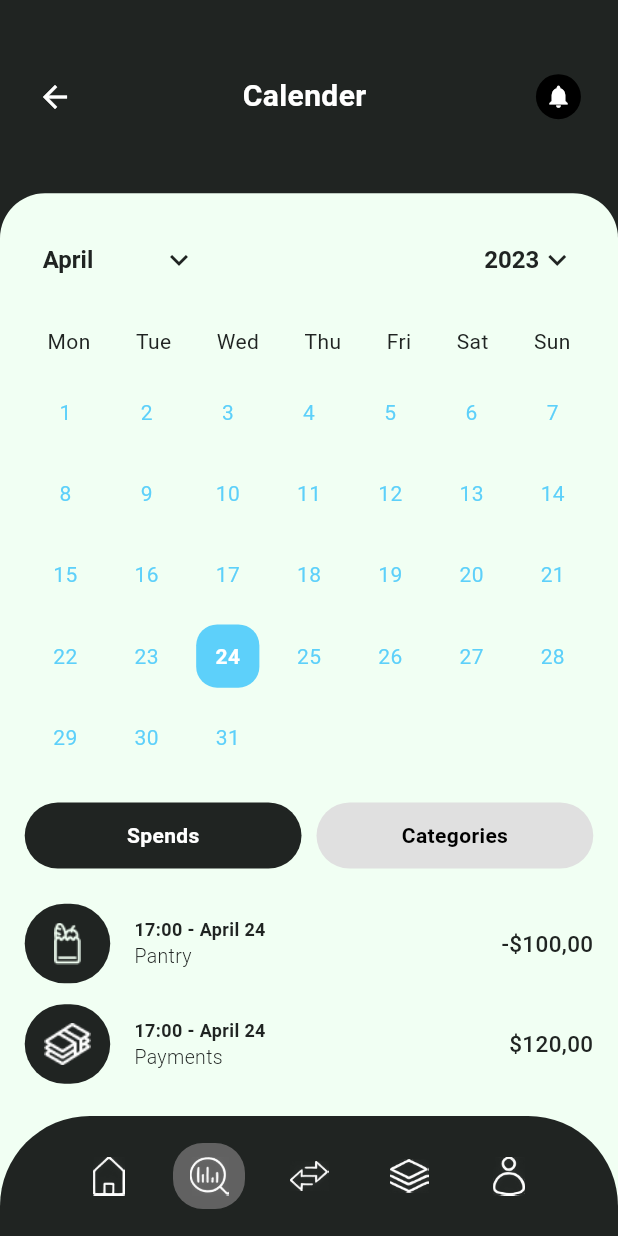
After one commit to dyeafsnsein/SBMA, a Flutter app: the CalendarPage screen opened directly, on a phone screen of 412 x 824 dp. The commit adds this screen. Run offline on Flutter 3.47's test engine with Material 3 defaults, Android fonts, the light colour scheme and no system bars; our stand-ins replace fl_chart; Roboto replaces fonts that are missing (Poppins).

Commit message:
added calendar widget

```diff
--- /dev/null
+++ b/lib/pages/Calendar.dart
@@ -0,0 +1,344 @@
+import 'package:flutter/material.dart';
+import 'package:flutter/services.dart';
+import 'components/bottom_nav_bar.dart';
+import 'components/transaction_list.dart';
+import 'components/CalenderPieChart.dart'; // Import the CategoryPieChart
+
+class CalendarPage extends StatefulWidget {
+  const CalendarPage({Key? key}) : super(key: key);
+
+  @override
+  State<CalendarPage> createState() => _CalendarPageState();
+}
+
+class _CalendarPageState extends State<CalendarPage> {
+  final List<String> _iconPaths = [
+    'lib/pages/assets/Home.png',
+    'lib/pages/assets/Analysis.png',
+    'lib/pages/assets/Transactions.png',
+    'lib/pages/assets/Categories.png',
+    'lib/pages/assets/Profile.png',
+  ];
+
+  final List<String> _months = [
+    'January', 'February', 'March', 'April', 'May', 'June',
+    'July', 'August', 'September', 'October', 'November', 'December'
+  ];
+
+  final List<String> _years = ['2023', '2024', '2025', '2026', '2027'];
+
+  String _selectedMonth = 'April';
+  String _selectedYear = '2023';
+  int _selectedDay = 24;
+  bool _showSpends = true;
+
+  // For TransactionList
+  final List<Map<String, String>> _transactions = [
+    {
+      'icon': 'lib/pages/assets/Pantry.png',
+      'title': 'Groceries',
+      'time': '17:00 - April 24',
+      'category': 'Pantry',
+      'amount': '-\$100,00',
+    },
+    {
+      'icon': 'lib/pages/assets/Salary.png',
+      'title': 'Others',
+      'time': '17:00 - April 24',
+      'category': 'Payments',
+      'amount': '\$120,00',
+    },
+  ];
+
+  // For CategoryPieChart
+  final List<Map<String, dynamic>> _categories = [
+    {
+      'name': 'Others',
+      'percentage': 79,
+      'color': const Color(0xFF202422),
+    },
+    {
+      'name': 'Groceries',
+      'percentage': 10,
+      'color': const Color(0xFFBBBBBB),
+    },
+    {
+      'name': 'Other',
+      'percentage': 11,
+      'color': const Color(0xFF333333),
+    },
+  ];
+
+  @override
+  Widget build(BuildContext context) {
+    final screenHeight = MediaQuery.of(context).size.height;
+    final screenWidth = MediaQuery.of(context).size.width;
+
+    return AnnotatedRegion<SystemUiOverlayStyle>(
+      value: SystemUiOverlayStyle.light.copyWith(
+        statusBarColor: Colors.transparent,
+        statusBarIconBrightness: Brightness.light,
+      ),
+      child: Scaffold(
+        backgroundColor: const Color(0xFF202422),
+        body: Stack(
+          children: [
+            Column(
+              children: [
+                // Header
+                SafeArea(
+                  child: Padding(
+                    padding: EdgeInsets.symmetric(
+                      horizontal: screenWidth * 0.06,
+                      vertical: screenHeight * 0.06,
+                    ),
+                    child: Row(
+                      mainAxisAlignment: MainAxisAlignment.spaceBetween,
+                      children: [
+                        GestureDetector(
+                          onTap: () => Navigator.pop(context),
+                          child: const Icon(
+                            Icons.arrow_back,
+                            color: Colors.white,
+                          ),
+                        ),
+                        const Text(
+                          'Calender',
+                          style: TextStyle(
+                            fontFamily: 'Poppins',
+                            fontSize: 20,
+                            fontWeight: FontWeight.w600,
+                            color: Colors.white,
+                          ),
+                        ),
+                        Container(
+                          width: 30,
+                          height: 30,
+                          decoration: BoxDecoration(
+                            color: Colors.black,
+                            borderRadius: BorderRadius.circular(15),
+                          ),
+                          child: const Icon(
+                            Icons.notifications,
+                            color: Colors.white,
+                            size: 18,
+                          ),
+                        ),
+                      ],
+                    ),
+                  ),
+                ),
+
+                // Main content
+                Expanded(
+                  child: Container(
+                    decoration: const BoxDecoration(
+                      color: Color(0xFFF1FFF3),
+                      borderRadius: BorderRadius.only(
+                        topLeft: Radius.circular(30),
+                        topRight: Radius.circular(30),
+                      ),
+                    ),
+                    child: Padding(
+                      padding: EdgeInsets.all(screenWidth * 0.04),
+                      child: Column(
+                        children: [
+                          // Month and Year selectors
+                          Row(
+                            mainAxisAlignment: MainAxisAlignment.spaceBetween,
+                            children: [
+                              _buildDropdown(_selectedMonth, _months, (value) {
+                                setState(() {
+                                  _selectedMonth = value!;
+                                });
+                              }),
+                              _buildDropdown(_selectedYear, _years, (value) {
+                                setState(() {
+                                  _selectedYear = value!;
+                                });
+                              }),
+                            ],
+                          ),
+                          SizedBox(height: screenHeight * 0.02),
+
+                          // Calendar grid
+                          _buildCalendarGrid(),
+                          SizedBox(height: screenHeight * 0.02),
+
+                          // Tabs
+                          Row(
+                            children: [
+                              Expanded(
+                                child: GestureDetector(
+                                  onTap: () {
+                                    setState(() {
+                                      _showSpends = true;
+                                    });
+                                  },
+                                  child: Container(
+                                    padding: const EdgeInsets.symmetric(vertical: 12),
+                                    decoration: BoxDecoration(
+                                      color: _showSpends ? const Color(0xFF202422) : Colors.grey.shade300,
+                                      borderRadius: BorderRadius.circular(25),
+                                    ),
+                                    child: Center(
+                                      child: Text(
+                                        'Spends',
+                                        style: TextStyle(
+                                          color: _showSpends ? Colors.white : Colors.black,
+                                          fontFamily: 'Poppins',
+                                          fontWeight: FontWeight.w600,
+                                        ),
+                                      ),
+                                    ),
+                                  ),
+                                ),
+                              ),
+                              const SizedBox(width: 10),
+                              Expanded(
+                                child: GestureDetector(
+                                  onTap: () {
+                                    setState(() {
+                                      _showSpends = false;
+                                    });
+                                  },
+                                  child: Container(
+                                    padding: const EdgeInsets.symmetric(vertical: 12),
+                                    decoration: BoxDecoration(
+                                      color: !_showSpends ? const Color(0xFF202422) : Colors.grey.shade300,
+                                      borderRadius: BorderRadius.circular(25),
+                                    ),
+                                    child: Center(
+                                      child: Text(
+                                        'Categories',
+                                        style: TextStyle(
+                                          color: !_showSpends ? Colors.white : Colors.black,
+                                          fontFamily: 'Poppins',
+                                          fontWeight: FontWeight.w600,
+                                        ),
+                                      ),
+                                    ),
+                                  ),
+                                ),
+                              ),
+                            ],
+                          ),
+                          SizedBox(height: screenHeight * 0.02),
+
+                          // Conditional rendering based on selected tab
+                          Expanded(
+                            child: _showSpends
+                              ? TransactionList(transactions: _transactions)
+                              : CategoryPieChart(categories: _categories),
+                          ),
+                        ],
+                      ),
+                    ),
+                  ),
+                ),
+              ],
+            ),
+            Align(
+              alignment: Alignment.bottomCenter,
+              child: BottomNavBar(
+                iconPaths: _iconPaths,
+                selectedIndex: 1,
+              ),
+            ),
+          ],
+        ),
+      ),
+    );
+  }
+
+  Widget _buildDropdown(String value, List<String> items, Function(String?) onChanged) {
+    return Container(
+      padding: const EdgeInsets.symmetric(horizontal: 12, vertical: 4),
+      decoration: BoxDecoration(
+        color: Colors.transparent,
+        borderRadius: BorderRadius.circular(10),
+      ),
+      child: DropdownButton<String>(
+        value: value,
+        icon: const Icon(Icons.keyboard_arrow_down, color: Color(0xFF202422)),
+        underline: const SizedBox(),
+        style: const TextStyle(
+          color: Color(0xFF202422),
+          fontFamily: 'Poppins',
+          fontWeight: FontWeight.w600,
+          fontSize: 16,
+        ),
+        onChanged: onChanged,
+        items: items.map<DropdownMenuItem<String>>((String value) {
+          return DropdownMenuItem<String>(
+            value: value,
+            child: Text(value),
+          );
+        }).toList(),
+      ),
+    );
+  }
+
+  Widget _buildCalendarGrid() {
+    final daysOfWeek = ['Mon', 'Tue', 'Wed', 'Thu', 'Fri', 'Sat', 'Sun'];
+
+    return Column(
+      children: [
+        // Days of week header
+        Row(
+          mainAxisAlignment: MainAxisAlignment.spaceAround,
+          children: daysOfWeek.map((day) => Text(
+            day,
+            style: const TextStyle(
+              color: Color(0xFF202422),
+              fontFamily: 'Poppins',
+              fontSize: 14,
+            ),
+          )).toList(),
+        ),
+        const SizedBox(height: 10),
+
+        // Calendar grid
+        GridView.builder(
+          shrinkWrap: true,
+          physics: const NeverScrollableScrollPhysics(),
+          gridDelegate: const SliverGridDelegateWithFixedCrossAxisCount(
+            crossAxisCount: 7,
+            childAspectRatio: 1.0,
+          ),
+          itemCount: 31, // April has 30 days, but we'll show 31 for simplicity
+          itemBuilder: (context, index) {
+            final day = index + 1;
+            final isSelected = day == _selectedDay;
+
+            return GestureDetector(
+              onTap: () {
+                setState(() {
+                  _selectedDay = day;
+                });
+              },
+              child: Container(
+                margin: const EdgeInsets.all(6),
+                decoration: BoxDecoration(
+                  borderRadius: BorderRadius.circular(14),
+                  color: isSelected ? const Color.fromARGB(255, 93, 208, 250) : Colors.transparent,
+                ),
+
+                child: Center(
+                  child: Text(
+                    day.toString(),
+                    style: TextStyle(
+                      color: isSelected ? Colors.white : const Color.fromARGB(255, 93, 208, 250),
+                      fontFamily: 'Poppins',
+                      fontWeight: isSelected ? FontWeight.bold : FontWeight.normal,
+                    ),
+                  ),
+                ),
+              ),
+            );
+          },
+        ),
+      ],
+    );
+  }
+}
--- a/lib/pages/Home.dart
+++ b/lib/pages/Home.dart
@@ -83,7 +83,7 @@ class _HomeState extends State<Home> {
 
   @override
   Widget build(BuildContext context) {
-    final screenHeight = MediaQuery.of(context).size.height;
+    final screenHeight = MediaQuery.of(context).size.height ;
     final screenWidth = MediaQuery.of(context).size.width;
 
     return AnnotatedRegion<SystemUiOverlayStyle>(
--- a/lib/pages/components/fl_bar_chart.dart
+++ b/lib/pages/components/fl_bar_chart.dart
@@ -1,6 +1,7 @@
 import 'package:flutter/material.dart';
 import 'package:fl_chart/fl_chart.dart';
 import '../Search.dart';
+import '../calendar.dart';
 
 class FlBarChart extends StatefulWidget {
   final List<double> expenses;
@@ -123,7 +124,10 @@ Navigator.push(
                   SizedBox(width: screenWidth * 0.02),
                   _buildIconButton(
                     icon: 'lib/pages/assets/Calendar.png',
-                    onTap: () {
+                    onTap: () {Navigator.push(
+        context,
+        MaterialPageRoute(builder: (context) => const CalendarPage()),
+      );
                       // Implement calendar functionality
                     },
                     screenWidth: screenWidth,
```
Also changed, not shown: lib/pages/Search.dart (+15 -14 lines), lib/pages/components/CalenderPieChart.dart (added, +123 -0 lines), lib/pages/transaction.dart (line endings or trailing spaces).
